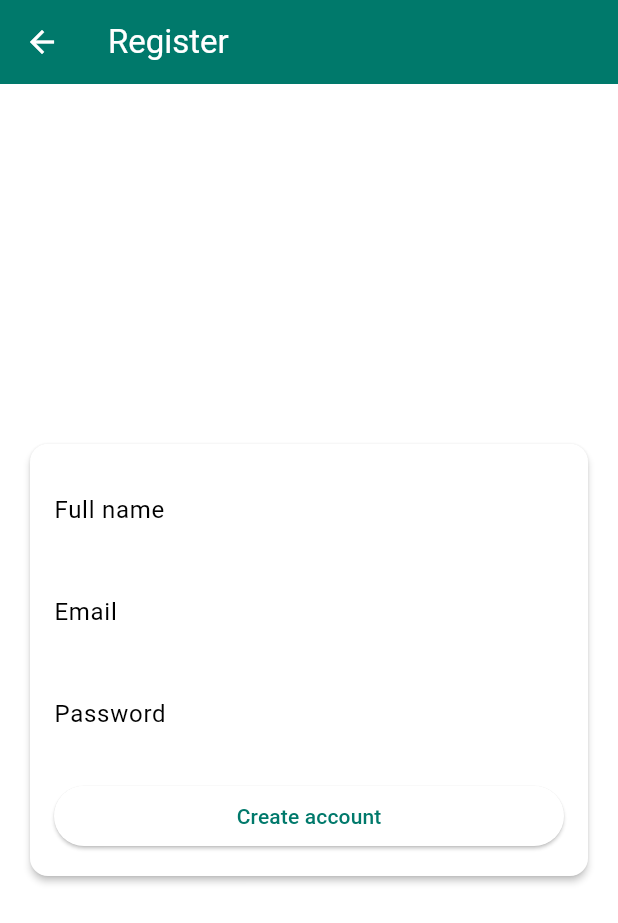
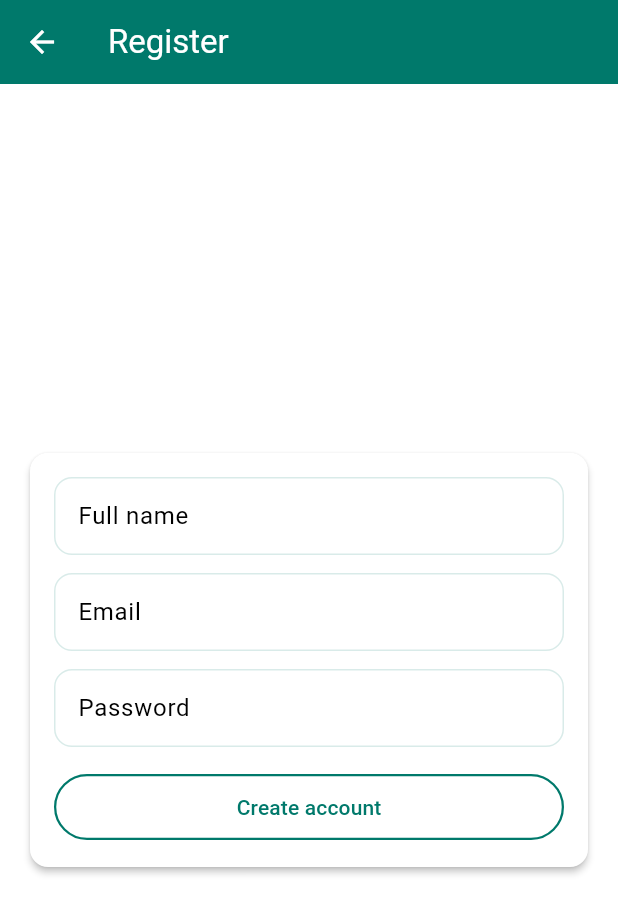
Before and after one commit to Mangzy/budaya_indonesia, a Flutter app: the screen it shows after launch, after a tap on "Create account", on a phone screen of 412 x 824 dp. Shown: the top 923 px of the screen. Run offline on Flutter 3.47's test engine with Material 3 defaults, Android fonts, the phone set to English and light mode, and no system bars; our stand-ins replace firebase_auth, firebase_core, google_fonts, google_sign_in; accounts and stored records are empty.

Commit message:
fix ui login/register

```diff
--- a/lib/features/login/pages/login_pages.dart
+++ b/lib/features/login/pages/login_pages.dart
@@ -170,47 +170,10 @@ class _LoginPagesState extends State<LoginPages> {
                           child: const Text('Forgot password'),
                         ),
                         TextButton(
-                          onPressed: vm.loadingSignUpWithEmail
-                              ? null
-                              : () async {
-                                  final email = vm.model.email.trim();
-                                  final pass = vm.model.password;
-                                  if (email.contains('@') && pass.length >= 6) {
-                                    try {
-                                      await vm.signUpWithEmail();
-                                      if (!mounted) return;
-                                      ScaffoldMessenger.of(
-                                        // ignore: use_build_context_synchronously
-                                        context,
-                                      ).showSnackBar(
-                                        const SnackBar(
-                                          content: Text('Account created'),
-                                        ),
-                                      );
-                                    } catch (e) {
-                                      ScaffoldMessenger.of(
-                                        // ignore: use_build_context_synchronously
-                                        context,
-                                      ).showSnackBar(
-                                        SnackBar(content: Text(e.toString())),
-                                      );
-                                    }
-                                  } else {
-                                    ScaffoldMessenger.of(context).showSnackBar(
-                                      const SnackBar(
-                                        content: Text(
-                                          'Fill valid email and password',
-                                        ),
-                                      ),
-                                    );
-                                  }
-                                },
-                          child: InkWell(
-                            onTap: () {
-                              Navigator.pushNamed(context, '/register');
-                            },
-                            child: const Text('Create account'),
-                          ),
+                          onPressed: () {
+                            Navigator.pushNamed(context, '/register');
+                          },
+                          child: const Text('Create account'),
                         ),
                       ],
                     ),
--- a/lib/features/login/widgets/auth_text_field.dart
+++ b/lib/features/login/widgets/auth_text_field.dart
@@ -18,7 +18,32 @@ class AuthTextField extends StatelessWidget {
   Widget build(BuildContext context) {
     return TextFormField(
       controller: controller,
-      decoration: InputDecoration(labelText: label),
+      decoration: InputDecoration(
+        labelText: label,
+        filled: true,
+        fillColor: Theme.of(context).colorScheme.surface,
+        contentPadding: const EdgeInsets.symmetric(
+          horizontal: 12,
+          vertical: 14,
+        ),
+        border: OutlineInputBorder(
+          borderRadius: BorderRadius.circular(12),
+          borderSide: BorderSide.none,
+        ),
+        enabledBorder: OutlineInputBorder(
+          borderRadius: BorderRadius.circular(12),
+          borderSide: BorderSide(
+            color: Theme.of(context).colorScheme.primary.withOpacity(0.15),
+          ),
+        ),
+        focusedBorder: OutlineInputBorder(
+          borderRadius: BorderRadius.circular(12),
+          borderSide: BorderSide(
+            color: Theme.of(context).colorScheme.primary,
+            width: 2,
+          ),
+        ),
+      ),
       obscureText: obscure,
       validator: validator,
     );
--- a/lib/features/login/widgets/google_button.dart
+++ b/lib/features/login/widgets/google_button.dart
@@ -7,15 +7,21 @@ class GoogleButton extends StatelessWidget {
 
   @override
   Widget build(BuildContext context) {
+    final borderColor = Theme.of(context).colorScheme.primary;
     return OutlinedButton.icon(
       onPressed: onPressed,
+      style: OutlinedButton.styleFrom(
+        side: BorderSide(color: borderColor, width: 1.5),
+        shape: RoundedRectangleBorder(borderRadius: BorderRadius.circular(12)),
+        padding: const EdgeInsets.symmetric(vertical: 12, horizontal: 16),
+      ),
       icon: Image.asset(
         'assets/images/google_logo.png',
         height: 20,
         width: 20,
         errorBuilder: (_, __, ___) => const Icon(Icons.login),
       ),
-      label: const Text('Sign in with Google'),
+      label: Text('Sign in with Google', style: TextStyle(color: borderColor)),
     );
   }
 }
--- a/lib/features/login/widgets/primary_button.dart
+++ b/lib/features/login/widgets/primary_button.dart
@@ -14,7 +14,20 @@ class PrimaryButton extends StatelessWidget {
   Widget build(BuildContext context) {
     return SizedBox(
       width: double.infinity,
-      child: ElevatedButton(onPressed: onPressed, child: child),
+      child: OutlinedButton(
+        onPressed: onPressed,
+        style: OutlinedButton.styleFrom(
+          side: BorderSide(
+            color: Theme.of(context).colorScheme.primary,
+            width: 1.5,
+          ),
+          shape: RoundedRectangleBorder(
+            borderRadius: BorderRadius.circular(28),
+          ),
+          padding: const EdgeInsets.symmetric(vertical: 12),
+        ),
+        child: child,
+      ),
     );
   }
 }
--- a/lib/features/register/pages/register_page.dart
+++ b/lib/features/register/pages/register_page.dart
@@ -1,6 +1,7 @@
 import 'package:flutter/material.dart';
 import 'package:provider/provider.dart';
 import '../../register/widgets/primary_button.dart';
+import '../widgets/auth_text_field.dart';
 import '../providers/register_provider.dart';
 import '../../../src/auth_provider.dart';
 
@@ -47,32 +48,26 @@ class _RegisterPageState extends State<RegisterPage> {
                         child: Column(
                           mainAxisSize: MainAxisSize.min,
                           children: [
-                            TextFormField(
+                            RegisterAuthTextField(
                               controller: _nameCtrl,
-                              decoration: const InputDecoration(
-                                labelText: 'Full name',
-                              ),
+                              label: 'Full name',
                               validator: (v) => (v ?? '').isNotEmpty
                                   ? null
                                   : 'Enter your name',
                             ),
                             const SizedBox(height: 12),
-                            TextFormField(
+                            RegisterAuthTextField(
                               controller: _emailCtrl,
-                              decoration: const InputDecoration(
-                                labelText: 'Email',
-                              ),
+                              label: 'Email',
                               validator: (v) => (v ?? '').contains('@')
                                   ? null
                                   : 'Enter a valid email',
                             ),
                             const SizedBox(height: 12),
-                            TextFormField(
+                            RegisterAuthTextField(
                               controller: _passCtrl,
-                              decoration: const InputDecoration(
-                                labelText: 'Password',
-                              ),
-                              obscureText: true,
+                              label: 'Password',
+                              obscure: true,
                               validator: (v) =>
                                   (v ?? '').length >= 6 ? null : 'Min 6 chars',
                             ),
--- a/lib/features/register/widgets/auth_text_field.dart
+++ b/lib/features/register/widgets/auth_text_field.dart
@@ -18,7 +18,32 @@ class RegisterAuthTextField extends StatelessWidget {
   Widget build(BuildContext context) {
     return TextFormField(
       controller: controller,
-      decoration: InputDecoration(labelText: label),
+      decoration: InputDecoration(
+        labelText: label,
+        filled: true,
+        fillColor: Theme.of(context).colorScheme.surface,
+        contentPadding: const EdgeInsets.symmetric(
+          horizontal: 12,
+          vertical: 14,
+        ),
+        border: OutlineInputBorder(
+          borderRadius: BorderRadius.circular(12),
+          borderSide: BorderSide.none,
+        ),
+        enabledBorder: OutlineInputBorder(
+          borderRadius: BorderRadius.circular(12),
+          borderSide: BorderSide(
+            color: Theme.of(context).colorScheme.primary.withOpacity(0.15),
+          ),
+        ),
+        focusedBorder: OutlineInputBorder(
+          borderRadius: BorderRadius.circular(12),
+          borderSide: BorderSide(
+            color: Theme.of(context).colorScheme.primary,
+            width: 2,
+          ),
+        ),
+      ),
       obscureText: obscure,
       validator: validator,
     );
--- a/lib/features/register/widgets/primary_button.dart
+++ b/lib/features/register/widgets/primary_button.dart
@@ -14,7 +14,20 @@ class RegisterPrimaryButton extends StatelessWidget {
   Widget build(BuildContext context) {
     return SizedBox(
       width: double.infinity,
-      child: ElevatedButton(onPressed: onPressed, child: child),
+      child: OutlinedButton(
+        onPressed: onPressed,
+        style: OutlinedButton.styleFrom(
+          side: BorderSide(
+            color: Theme.of(context).colorScheme.primary,
+            width: 1.5,
+          ),
+          shape: RoundedRectangleBorder(
+            borderRadius: BorderRadius.circular(28),
+          ),
+          padding: const EdgeInsets.symmetric(vertical: 12),
+        ),
+        child: child,
+      ),
     );
   }
 }
```
